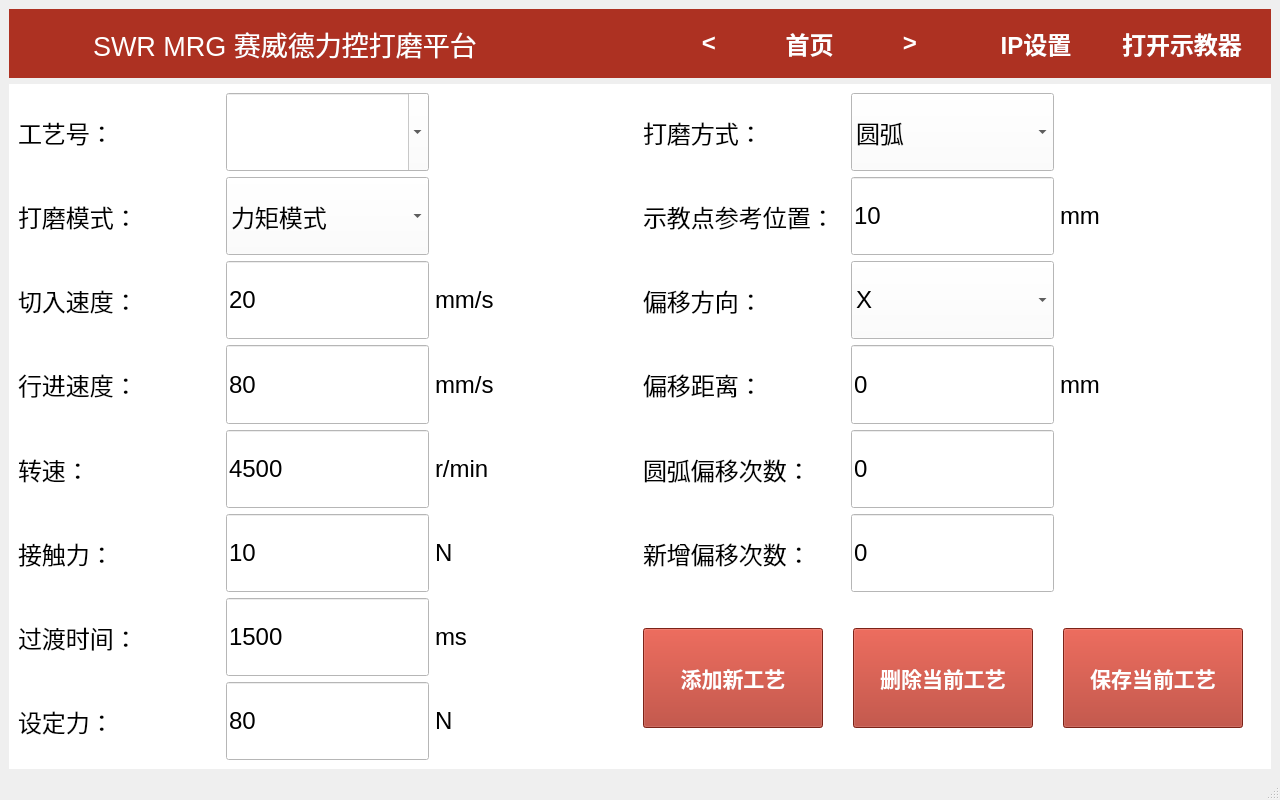
Qt form res/mainwindow.ui (kid7995/SWR_MRG) before a commit.
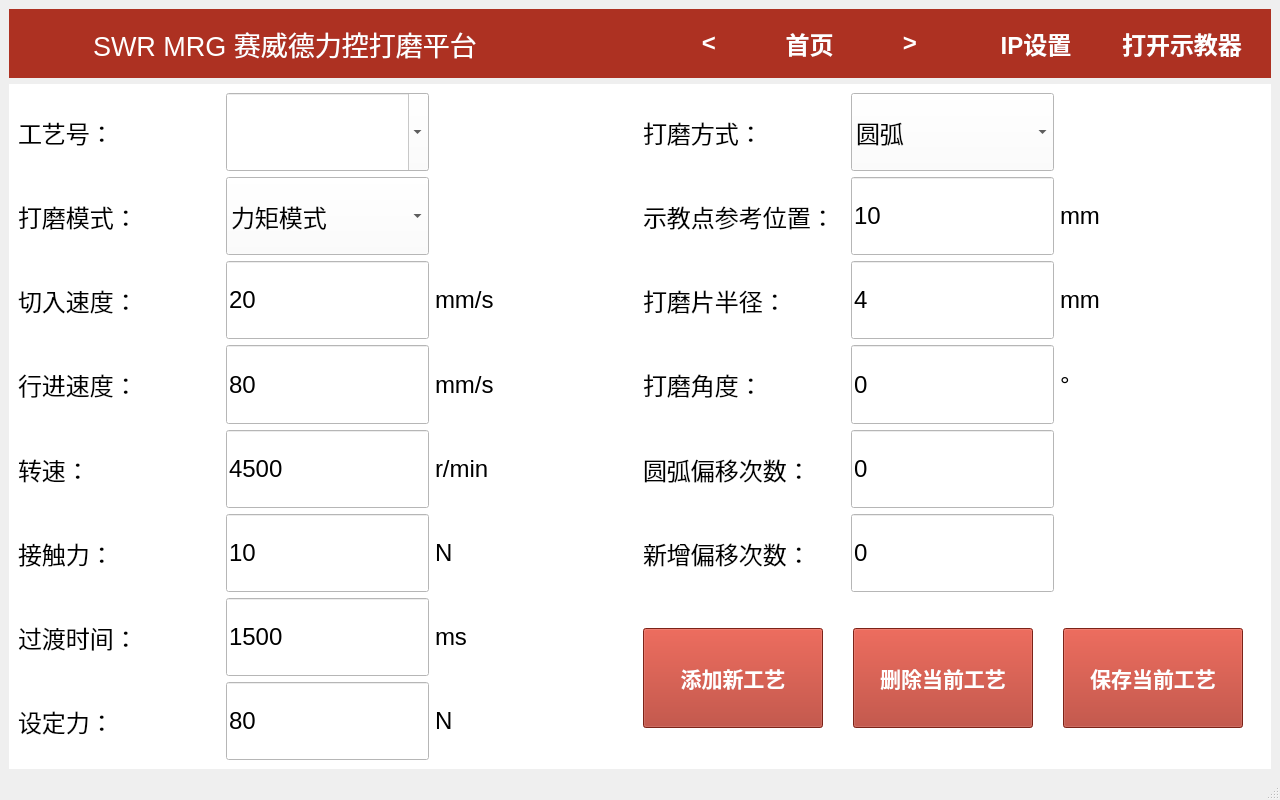
The same form after that commit. The open tabs and pages were chosen to show the change. Icons and pictures are not drawn. Custom widgets are drawn as their Qt base class.

Commit message: add: 添加按倾角打磨功能

```diff
--- a/res/mainwindow.ui
+++ b/res/mainwindow.ui
@@ -959,54 +959,6 @@
           </property>
          </widget>
         </item>
-        <item row="2" column="3">
-         <widget class="QLabel" name="lblOffsetDirection">
-          <property name="sizePolicy">
-           <sizepolicy hsizetype="Preferred" vsizetype="Preferred">
-            <horstretch>0</horstretch>
-            <verstretch>0</verstretch>
-           </sizepolicy>
-          </property>
-          <property name="font">
-           <font>
-            <pointsize>18</pointsize>
-           </font>
-          </property>
-          <property name="text">
-           <string>偏移方向：</string>
-          </property>
-         </widget>
-        </item>
-        <item row="2" column="4">
-         <widget class="QComboBox" name="cmbOffsetDirection">
-          <property name="sizePolicy">
-           <sizepolicy hsizetype="Preferred" vsizetype="Preferred">
-            <horstretch>0</horstretch>
-            <verstretch>0</verstretch>
-           </sizepolicy>
-          </property>
-          <property name="font">
-           <font>
-            <pointsize>18</pointsize>
-           </font>
-          </property>
-          <item>
-           <property name="text">
-            <string>X</string>
-           </property>
-          </item>
-          <item>
-           <property name="text">
-            <string>Y</string>
-           </property>
-          </item>
-          <item>
-           <property name="text">
-            <string>Z</string>
-           </property>
-          </item>
-         </widget>
-        </item>
         <item row="3" column="0">
          <widget class="QLabel" name="lblMoveSpeed">
           <property name="sizePolicy">
@@ -1064,63 +1016,6 @@
           </property>
          </widget>
         </item>
-        <item row="3" column="3">
-         <widget class="QLabel" name="lblOffsetDistance">
-          <property name="sizePolicy">
-           <sizepolicy hsizetype="Preferred" vsizetype="Preferred">
-            <horstretch>0</horstretch>
-            <verstretch>0</verstretch>
-           </sizepolicy>
-          </property>
-          <property name="font">
-           <font>
-            <pointsize>18</pointsize>
-           </font>
-          </property>
-          <property name="text">
-           <string>偏移距离：</string>
-          </property>
-         </widget>
-        </item>
-        <item row="3" column="4">
-         <widget class="QLineEdit" name="leOffsetDistance">
-          <property name="sizePolicy">
-           <sizepolicy hsizetype="Expanding" vsizetype="Preferred">
-            <horstretch>0</horstretch>
-            <verstretch>0</verstretch>
-           </sizepolicy>
-          </property>
-          <property name="font">
-           <font>
-            <pointsize>18</pointsize>
-           </font>
-          </property>
-          <property name="inputMethodHints">
-           <set>Qt::ImhFormattedNumbersOnly</set>
-          </property>
-          <property name="text">
-           <string>0</string>
-          </property>
-         </widget>
-        </item>
-        <item row="3" column="5">
-         <widget class="QLabel" name="label_13">
-          <property name="sizePolicy">
-           <sizepolicy hsizetype="Preferred" vsizetype="Preferred">
-            <horstretch>0</horstretch>
-            <verstretch>0</verstretch>
-           </sizepolicy>
-          </property>
-          <property name="font">
-           <font>
-            <pointsize>18</pointsize>
-           </font>
-          </property>
-          <property name="text">
-           <string>mm</string>
-          </property>
-         </widget>
-        </item>
         <item row="4" column="0">
          <widget class="QLabel" name="lblRotateSpeed">
           <property name="sizePolicy">
@@ -1542,6 +1437,120 @@
           </widget>
          </widget>
         </item>
+        <item row="2" column="5">
+         <widget class="QLabel" name="label_13">
+          <property name="sizePolicy">
+           <sizepolicy hsizetype="Preferred" vsizetype="Preferred">
+            <horstretch>0</horstretch>
+            <verstretch>0</verstretch>
+           </sizepolicy>
+          </property>
+          <property name="font">
+           <font>
+            <pointsize>18</pointsize>
+           </font>
+          </property>
+          <property name="text">
+           <string>mm</string>
+          </property>
+         </widget>
+        </item>
+        <item row="2" column="3">
+         <widget class="QLabel" name="lblDiscRadius">
+          <property name="sizePolicy">
+           <sizepolicy hsizetype="Preferred" vsizetype="Preferred">
+            <horstretch>0</horstretch>
+            <verstretch>0</verstretch>
+           </sizepolicy>
+          </property>
+          <property name="font">
+           <font>
+            <pointsize>18</pointsize>
+           </font>
+          </property>
+          <property name="text">
+           <string>打磨片半径：</string>
+          </property>
+         </widget>
+        </item>
+        <item row="2" column="4">
+         <widget class="QLineEdit" name="leDiscRadius">
+          <property name="sizePolicy">
+           <sizepolicy hsizetype="Expanding" vsizetype="Preferred">
+            <horstretch>0</horstretch>
+            <verstretch>0</verstretch>
+           </sizepolicy>
+          </property>
+          <property name="font">
+           <font>
+            <pointsize>18</pointsize>
+           </font>
+          </property>
+          <property name="inputMethodHints">
+           <set>Qt::ImhDigitsOnly</set>
+          </property>
+          <property name="text">
+           <string>4</string>
+          </property>
+         </widget>
+        </item>
+        <item row="3" column="3">
+         <widget class="QLabel" name="lblGrindAngle">
+          <property name="sizePolicy">
+           <sizepolicy hsizetype="Preferred" vsizetype="Preferred">
+            <horstretch>0</horstretch>
+            <verstretch>0</verstretch>
+           </sizepolicy>
+          </property>
+          <property name="font">
+           <font>
+            <pointsize>18</pointsize>
+           </font>
+          </property>
+          <property name="text">
+           <string>打磨角度：</string>
+          </property>
+         </widget>
+        </item>
+        <item row="3" column="4">
+         <widget class="QLineEdit" name="leGrindAngle">
+          <property name="sizePolicy">
+           <sizepolicy hsizetype="Expanding" vsizetype="Preferred">
+            <horstretch>0</horstretch>
+            <verstretch>0</verstretch>
+           </sizepolicy>
+          </property>
+          <property name="font">
+           <font>
+            <pointsize>18</pointsize>
+           </font>
+          </property>
+          <property name="inputMethodHints">
+           <set>Qt::ImhDigitsOnly</set>
+          </property>
+          <property name="text">
+           <string>0</string>
+          </property>
+         </widget>
+        </item>
+        <item row="3" column="5">
+         <widget class="QLabel" name="label_15">
+          <property name="sizePolicy">
+           <sizepolicy hsizetype="Preferred" vsizetype="Preferred">
+            <horstretch>0</horstretch>
+            <verstretch>0</verstretch>
+           </sizepolicy>
+          </property>
+          <property name="font">
+           <font>
+            <pointsize>18</pointsize>
+           </font>
+          </property>
+          <property name="text">
+           <string>°</string>
+          </property>
+         </widget>
+        </item>
        </layout>
       </widget>
       <widget class="QWidget" name="page_3">
```
Left out of the diff: 131 changed lines with no effect on the pictures. The commit also changes 8 other files.
